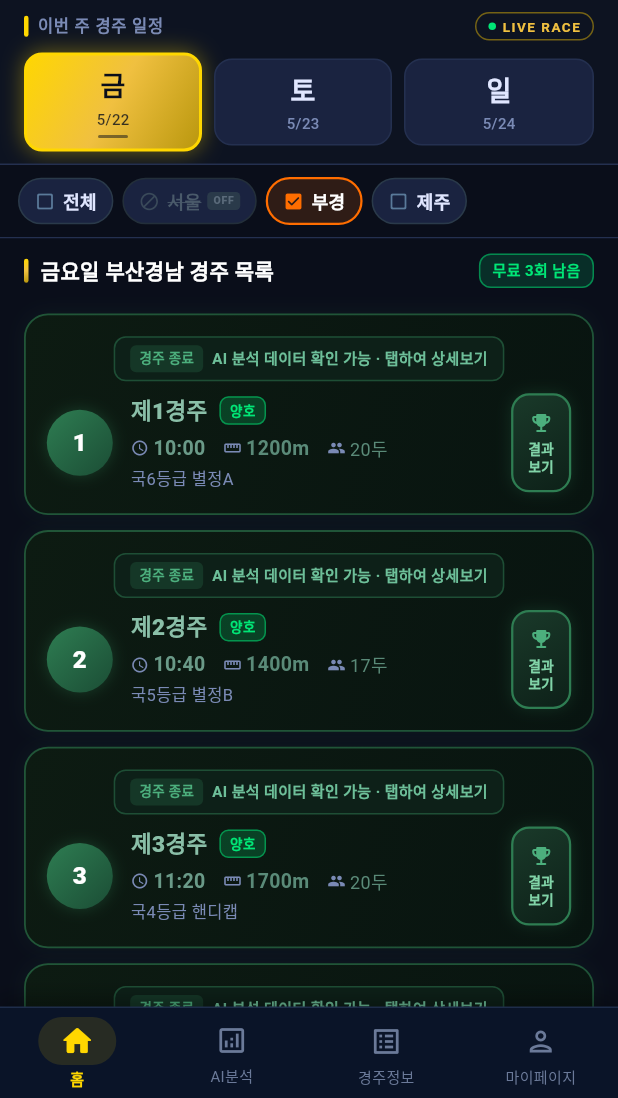
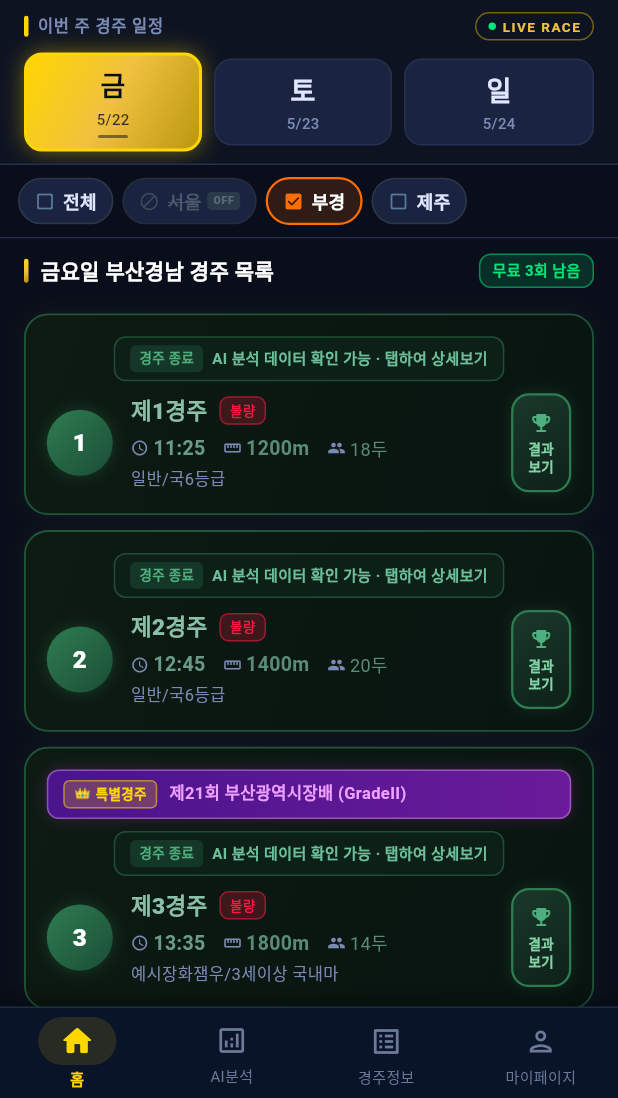
Before and after one commit to kcb8734/race-master-boratalk, a Flutter app: the screen it shows after launch, after a tap on an icon or button, on a phone screen of 412 x 824 dp, the part 138-1236 px from its top. Run offline on Flutter 3.47's test engine with Material 3 defaults, Android fonts, the phone set to English and light mode, and no system bars; our stand-ins replace shared_preferences; network calls fail; Roboto replaces fonts that are missing (Pretendard).

Commit message:
fix: KRA 경주 시간표 실제 데이터로 수정 + 특별경주 UI 구현
## 경주 시간 불일치 원인 해결
- KRA API 전체 HTTP 500 장애 → Mock Fallback 사용 중
- 기존 Mock 시간표가 실제 KRA 공식 시간표와 불일치 → 수정 완료

## kra_mock_service.dart
- 서울(일요일 10경주): 10:35/11:00/12:05/13:10/14:00/14:50/15:40/16:30/17:25/17:55
- 부산경남(일요일 7경주): 11:25/12:45/13:35/14:25/15:15/16:05/16:55
- 제주(금요일 8경주): 11:00~15:40 시간표 수정
- 거리 배열 실제 데이터 반영 (서울: 1200~1400m, 부경: 1200~1800m)
- 조건 배열: 일반/국6~혼3등급으로 KRA 실제 표기 반영
- raceCount: 부경 7경주, 서울 10경주, 제주 8경주로 수정
- _getSpecialRaceData(): 부경 3R 부산광역시장배 Mock 데이터 주입

## race_models.dart
- RaceInfo에 isSpecialRace: bool (기본 false) 필드 추가
- RaceInfo에 specialRaceName: String (기본 '') 필드 추가
- copyWith()에 isSpecialRace, specialRaceName 반영

## kra_api_service.dart
- _parseRaces()에 rcName 필드 파싱 추가
- 특별경주 판단 로직: rcName 비어있지 않음 + '일반' 미포함 + 제N경주 패턴 아님
- _getRaceStartTimeByNo(): 서울/부경 시간표 KRA 공식 시간으로 수정

## race_list_card.dart
- _buildSpecialRaceBanner(): 👑 특별경주 배너 (퍼플 그라디언트, 전체 경주명 표시)
- isSpecial 시: 딥 퍼플 배경/테두리/그림자 스타일 적용
- 경주번호 원형 배지: 특별경주 시 퍼플 계열 그라디언트
- 경주명 텍스트: 특별경주 시 라벤더 색상(0xFFCE93D8) 강조

```diff
--- a/lib/models/race_models.dart
+++ b/lib/models/race_models.dart
@@ -96,6 +96,8 @@
   final bool isFinished;      // 경주 종료 여부
   final bool isUpcoming;      // 마감 임박 여부
   final DateTime? activateTime; // 출전마 공지 후 활성화 예정 시각
+  final bool isSpecialRace;   // 특별경주 여부 (GⅠ/GⅡ/GⅢ/관할배 등)
+  final String specialRaceName; // 특별경주명 (예: '제21회 부산광역시장배')
 
   const RaceInfo({
     required this.raceNo,
@@ -112,6 +114,8 @@
     this.isFinished = false,
     this.isUpcoming = false,
     this.activateTime,
+    this.isSpecialRace = false,
+    this.specialRaceName = '',
   });
 
   /// API26_2 응답 기반으로 출발시간·출전두수 등 동적 갱신용 copyWith
@@ -122,22 +126,26 @@
     bool? isFinished,
     bool? isUpcoming,
     DateTime? activateTime,
+    bool? isSpecialRace,
+    String? specialRaceName,
   }) {
     return RaceInfo(
-      raceNo:         raceNo,
-      raceName:       raceName,
-      startTime:      startTime      ?? this.startTime,
-      distance:       distance,
-      condition:      condition,
-      grade:          grade,
-      venueCode:      venueCode,
-      venueName:      venueName,
-      raceDate:       raceDate,
-      totalHorses:    totalHorses    ?? this.totalHorses,
-      trackCondition: trackCondition ?? this.trackCondition,
-      isFinished:     isFinished     ?? this.isFinished,
-      isUpcoming:     isUpcoming     ?? this.isUpcoming,
-      activateTime:   activateTime   ?? this.activateTime,
+      raceNo:          raceNo,
+      raceName:        raceName,
+      startTime:       startTime       ?? this.startTime,
+      distance:        distance,
+      condition:       condition,
+      grade:           grade,
+      venueCode:       venueCode,
+      venueName:       venueName,
+      raceDate:        raceDate,
+      totalHorses:     totalHorses     ?? this.totalHorses,
+      trackCondition:  trackCondition  ?? this.trackCondition,
+      isFinished:      isFinished      ?? this.isFinished,
+      isUpcoming:      isUpcoming      ?? this.isUpcoming,
+      activateTime:    activateTime    ?? this.activateTime,
+      isSpecialRace:   isSpecialRace   ?? this.isSpecialRace,
+      specialRaceName: specialRaceName ?? this.specialRaceName,
     );
   }
 }
--- a/lib/services/kra_api_service.dart
+++ b/lib/services/kra_api_service.dart
@@ -268,25 +268,27 @@
 }
 
 /// postTime 미제공 시 경주장 + 경주번호 기준 기본 시간 반환
-/// KRA 공식 시작 시간표 기준
+/// KRA 공식 시작 시간표 기준 (2026.05.24 일요일 스크린샷 확인 완료)
 String _getRaceStartTimeByNo(String raceNoStr, String meetCode) {
   final raceNo = int.tryParse(raceNoStr) ?? 1;
-  // 서울(meet=1): KRA 공식 1R=10:35 시작
-  // 부산경남(meet=3): 제1경주 10:00, 이후 40분 간격
-  // 제주(meet=2): 제1경주 10:00, 이후 35~40분 간격
+  // 서울(meet=1): 일요일 10경주 기준 시간표
+  // 부산경남(meet=3): 일요일 7경주 기준 시간표
+  // 제주(meet=2): 금요일 8경주 기준 시간표
   final List<String> times;
   if (meetCode == '3') {
-    // 부산경남
-    times = ['10:00','10:40','11:20','12:00','12:40','13:20',
-             '14:00','14:40','15:20','16:00','16:40'];
+    // 부산경남(일요일) — KRA 2026.05.24 공식 확인
+    // 1R=11:25, 2R=12:45, 3R=13:35, 4R=14:25, 5R=15:15, 6R=16:05, 7R=16:55
+    times = ['11:25','12:45','13:35','14:25','15:15','16:05','16:55'];
   } else if (meetCode == '2') {
-    // 제주 — KRA 공식: 1R=11:00 시작 (이미지2 확인)
+    // 제주(금요일) — KRA 공식 8경주 시간표
     times = ['11:00','11:40','12:20','13:00','13:40','14:20',
              '15:00','15:40'];
   } else {
-    // 서울 — KRA 공식: 1R=10:35, 2R=11:25, 3R=12:10...
-    times = ['10:35','11:25','12:10','12:50','13:30','14:10',
-             '14:50','15:30','16:10','16:50','17:30'];
+    // 서울(일요일) — KRA 2026.05.24 공식 확인
+    // 1R=10:35, 2R=11:00, 3R=12:05, 4R=13:10, 5R=14:00
+    // 6R=14:50, 7R=15:40, 8R=16:30, 9R=17:25, 10R=17:55
+    times = ['10:35','11:00','12:05','13:10','14:00',
+             '14:50','15:40','16:30','17:25','17:55'];
   }
   final idx = (raceNo - 1).clamp(0, times.length - 1);
   return times[idx];
@@ -910,6 +912,18 @@
         final totalHorses   = int.tryParse(item['chulNum']?.toString() ?? '10') ?? 10;
         final meetCode      = _venueToMeet(venueCode);
 
+        // ── 특별경주 판단 (rcName 필드 파싱) ────────────────────
+        // API187 rcName 예: "제21회 부산광역시장배(GradeII)" 또는 "" (일반경주)
+        final rcName = item['rcName']?.toString().trim() ?? '';
+        // 특별경주 판단 기준:
+        //  - rcName 필드가 비어있지 않음
+        //  - "일반" 문자열 미포함 (일반경주 제외)
+        //  - 경주명이 제N경주 패턴이 아님
+        final isSpecialRace = rcName.isNotEmpty &&
+            !rcName.contains('일반') &&
+            !RegExp(r'^제\d+경주$').hasMatch(rcName);
+        final specialRaceName = isSpecialRace ? rcName : '';
+
         bool isFinished = false;
         bool isUpcoming = false;
 
@@ -927,19 +941,21 @@
         }
 
         return RaceInfo(
-          raceNo:         raceNo,
-          raceName:       '제${raceNo}경주',
-          startTime:      startTime,
-          distance:       distance,
-          condition:      condition,
-          grade:          grade,
-          venueCode:      venueCode,
-          venueName:      _meetToVenueName(meetCode),
-          raceDate:       _XmlParser.formatDate(date),
-          totalHorses:    totalHorses,
-          trackCondition: trackCond,
-          isFinished:     isFinished,
-          isUpcoming:     isUpcoming,
+          raceNo:          raceNo,
+          raceName:        isSpecialRace ? rcName : '제${raceNo}경주',
+          startTime:       startTime,
+          distance:        distance,
+          condition:       condition,
+          grade:           grade,
+          venueCode:       venueCode,
+          venueName:       _meetToVenueName(meetCode),
+          raceDate:        _XmlParser.formatDate(date),
+          totalHorses:     totalHorses,
+          trackCondition:  trackCond,
+          isFinished:      isFinished,
+          isUpcoming:      isUpcoming,
+          isSpecialRace:   isSpecialRace,
+          specialRaceName: specialRaceName,
         );
       } catch (_) {
         return null;
--- a/lib/services/kra_mock_service.dart
+++ b/lib/services/kra_mock_service.dart
@@ -73,8 +73,8 @@
             ? '부산경남'
             : '제주';
 
-    // 경주장별 레이스 수
-    final int raceCount = venueCode == '3' ? 8 : 11;
+    // 경주장별 레이스 수 (일요일 기준: 서울10 / 부경7 / 제주8)
+    final int raceCount = venueCode == '3' ? 8 : venueCode == '2' ? 7 : 10;
     final dateStr =
         '${date.year}${date.month.toString().padLeft(2, '0')}${date.day.toString().padLeft(2, '0')}';
 
@@ -134,24 +134,50 @@
         }
       }
 
+      // 특별경주 주입 로직 (부경 3R = 부산광역시장배)
+      final specialData = _getSpecialRaceData(venueCode, raceNo);
+
       result.add(RaceInfo(
         raceNo: raceNo,
-        raceName: '제${raceNo}경주',
+        raceName: specialData != null ? specialData['name']! : '제${raceNo}경주',
         startTime: timeStr,
         distance: distances[i % distances.length],
-        condition: conditions[i % conditions.length],
-        grade: grades[i % grades.length],
+        condition: specialData != null
+            ? specialData['condition']!
+            : conditions[i % conditions.length],
+        grade: specialData != null
+            ? specialData['grade']!
+            : grades[i % grades.length],
         venueCode: venueCode,
         venueName: venueName,
         raceDate: dateStr,
-        totalHorses: 8 + _random.nextInt(13), // 8~20두 (KRA 실제 범위)
+        totalHorses: specialData != null
+            ? 14  // 특별경주는 대체로 14두
+            : 8 + _random.nextInt(13), // 8~20두 (KRA 실제 범위)
         trackCondition: trackCond,
         isFinished: isFinished,
         isUpcoming: isUpcoming,
         activateTime: activateTime,
+        isSpecialRace: specialData != null,
+        specialRaceName: specialData?['specialName'] ?? '',
       ));
     }
     return result;
+  }
+
+  /// 특별경주 데이터 반환 (venueCode + raceNo 조합)
+  /// 부경 3R: 제21회 부산광역시장배 (GradeII 특별경주)
+  static Map<String, String>? _getSpecialRaceData(
+      String venueCode, String raceNo) {
+    if (venueCode == '2' && raceNo == '3') {
+      return {
+        'name': '부산광역시장배',           // 카드 표시용 증첩 명칭
+        'specialName': '제21회 부산광역시장배 (GradeII)', // 전체 명칭
+        'condition': '예시장화잼우/3세이상 국내마', // KRA rcGrdCourse
+        'grade': 'GradeII',                          // KRA 등급
+      };
+    }
+    return null;
   }
 
   /// 경주 날짜(date)를 기준으로 출전마 공지 활성화 예정 일시를 계산한다.
@@ -189,50 +215,67 @@
     return -1;
   }
 
+  /// KRA 공식 시간표 (일요일 기준 — 2026.05.24 스크린샷 확인)
+  /// ⚠️ 요일별 시간표는 KRA 공식 발표 기준으로 주기적 업데이트 필요
   static List<String> _getStartTimes(String venueCode) {
     if (venueCode == '3') {
-      // 제주 (8경주)
-      return ['10:00', '10:30', '11:05', '11:40', '12:15', '12:50', '13:30', '14:10'];
+      // 제주 (8경주) — 금요일 운영 기준
+      return ['11:00', '11:40', '12:20', '13:00', '13:40', '14:20', '15:00', '15:40'];
     } else if (venueCode == '2') {
-      // 부산경남 (11경주)
-      return ['10:00','10:40','11:20','12:00','12:40','13:20','14:00','14:40','15:20','16:00','16:40'];
+      // 부산경남 (7경주, 일요일 기준) — KRA 공식 2026.05.24 확인
+      // 1R=11:25, 2R=12:45, 3R=13:35(특별 부산광역시장배), 4R=14:25, 5R=15:15, 6R=16:05, 7R=16:55
+      return ['11:25', '12:45', '13:35', '14:25', '15:15', '16:05', '16:55'];
     } else {
-      // 서울 (11경주) — KRA 공식 시간표: 1R=10:35, 2R=11:25, 3R=12:10...
-      return ['10:35','11:25','12:10','12:50','13:30','14:10','14:50','15:30','16:10','16:50','17:30'];
+      // 서울 (10경주, 일요일 기준) — KRA 공식 2026.05.24 확인
+      // 1R=10:35, 2R=11:00, 3R=12:05, 4R=13:10, 5R=14:00
+      // 6R=14:50, 7R=15:40, 8R=16:30, 9R=17:25, 10R=17:55
+      return ['10:35', '11:00', '12:05', '13:10', '14:00',
+              '14:50', '15:40', '16:30', '17:25', '17:55'];
     }
   }
 
+  /// KRA 실제 거리 배열 (2026.05.24 스크린샷 확인)
   static List<int> _getDistances(String venueCode) {
-    if (venueCode == '3') return [1000, 1200, 1400, 1700, 1000, 1200, 1400, 1700];
-    return [1200, 1400, 1700, 1800, 2000, 1200, 1400, 1700, 1800, 2000, 1400];
+    if (venueCode == '3') {
+      // 제주: KRA 일반적 거리 구성
+      return [1000, 1200, 1400, 1700, 1000, 1200, 1400, 1700];
+    } else if (venueCode == '2') {
+      // 부산경남 (7경주) — 2026.05.24: 1200/1400/1800/1600/1300/1400/1200
+      return [1200, 1400, 1800, 1600, 1300, 1400, 1200];
+    } else {
+      // 서울 (10경주) — 2026.05.24: 1200/1300/1400/1400/1200/1800/1800/1600/1200/1400
+      return [1200, 1300, 1400, 1400, 1200, 1800, 1800, 1600, 1200, 1400];
+    }
   }
 
+  /// KRA 실제 경주 조건 배열 (2026.05.24 스크린샷 확인)
+  /// 서울: 국6/국6/국6/국5/국5/국5/국4/혼3/혼4/2등급
   static List<String> _getConditions() => [
-        '국6등급 별정A',
-        '국5등급 별정B',
-        '국4등급 핸디캡',
-        '국3등급 별정A',
-        '국2등급 별정A',
-        '국1등급 핸디캡',
-        '암말 한정 별정A',
-        '3세 한정 별정A',
-        '4세 이상 별정B',
-        '국6등급 핸디캡',
-        '특별 별정A',
+        '일반/국6등급',
+        '일반/국6등급',
+        '일반/국6등급',
+        '일반/국5등급',
+        '일반/국5등급',
+        '일반/국5등급',
+        '일반/국4등급',
+        '일반/혼3등급',
+        '일반/혼4등급',
+        '일반/2등급',
+        '일반/국4등급',
       ];
 
   static List<String> _getGrades() => [
         '국6등급',
+        '국6등급',
+        '국6등급',
+        '국5등급',
+        '국5등급',
         '국5등급',
         '국4등급',
-        '국3등급',
-        '국2등급',
-        '국1등급',
-        '암말한정',
-        '3세한정',
-        '4세이상',
-        '국6등급',
-        '특별',
+        '혼3등급',
+        '혼4등급',
+        '2등급',
+        '국4등급',
       ];
 
   // ── 출전마 정보 API26_2 + API8_2 + API25_1 + API77 Mock ──
--- a/lib/widgets/race_list_card.dart
+++ b/lib/widgets/race_list_card.dart
@@ -86,18 +86,25 @@
 
   @override
   Widget build(BuildContext context) {
-    final race      = widget.race;
+    final race       = widget.race;
     final isFinished = race.isFinished;
     final isUpcoming = race.isUpcoming;
     final isPast     = _isRacePast;   // 경주 시간 경과 여부
+    final isSpecial  = race.isSpecialRace; // 특별경주 여부
 
     final hasActivateTime = race.activateTime != null;
 
     return Container(
         margin: const EdgeInsets.symmetric(horizontal: 16, vertical: 5),
         decoration: BoxDecoration(
-          // isFinished: 짙은 그린 배경 + 그린 테두리로 '결과 확인 가능' 표시
-          gradient: isFinished
+          // 특별경주: 딥 퍼플 그라디언트 / isFinished: 짙은 그린 / 일반: 네이비
+          gradient: isSpecial && !isFinished
+              ? const LinearGradient(
+                  colors: [Color(0xFF1A0D2E), Color(0xFF0F0820)],
+                  begin: Alignment.topLeft,
+                  end: Alignment.bottomRight,
+                )
+              : isFinished
                   ? const LinearGradient(
                       colors: [Color(0xFF0D1B12), Color(0xFF081410)],
                       begin: Alignment.topLeft,
@@ -113,14 +120,26 @@
                     ),
           borderRadius: BorderRadius.circular(16),
           border: Border.all(
-            color: isUpcoming
+            color: isSpecial && !isFinished
+                ? const Color(0xFF9C27B0).withValues(alpha: 0.75)
+                : isUpcoming
                     ? AppTheme.goldPrimary.withValues(alpha: 0.8)
                     : isFinished
                         ? const Color(0xFF2E7D52).withValues(alpha: 0.6)
                         : AppTheme.navyBorder,
-            width: isUpcoming ? 1.5 : (isFinished ? 1.2 : 1),
+            width: (isSpecial && !isFinished) ? 1.5
+                : isUpcoming ? 1.5
+                : (isFinished ? 1.2 : 1),
           ),
-          boxShadow: isUpcoming
+          boxShadow: isSpecial && !isFinished
+              ? [
+                  BoxShadow(
+                    color: const Color(0xFF9C27B0).withValues(alpha: 0.20),
+                    blurRadius: 18,
+                    spreadRadius: 2,
+                  )
+                ]
+              : isUpcoming
                   ? [
                       BoxShadow(
                         color: AppTheme.goldPrimary.withValues(alpha: 0.15),
@@ -148,6 +167,9 @@
               padding: const EdgeInsets.all(14),
               child: Column(
                 children: [
+                  // 특별경주 배지 (최상단)
+                  if (isSpecial) _buildSpecialRaceBanner(race.specialRaceName),
+
                   // 마감 임박 배지
                   if (isUpcoming) _buildUpcomingBadge(),
 
@@ -177,8 +199,10 @@
                                 Text(
                                   '제${race.raceNo}경주',
                                   style: TextStyle(
-                                    // isFinished여도 읽기 가능한 밝기 유지
-                                    color: isFinished
+                                    // 특별경주/isFinished 여도 읽기 가능한 밝기 유지
+                                    color: isSpecial && !isFinished
+                                        ? const Color(0xFFCE93D8)
+                                        : isFinished
                                             ? const Color(0xFF8ABFA8)
                                             : AppTheme.textWhite,
                                     fontSize: 15,
@@ -275,6 +299,78 @@
               ),
             ),
           ),
+        ),
+    );
+  }
+
+  // ── 특별경주 배너 (상단 전체 너비 강조 배너) ─────────────────────
+  Widget _buildSpecialRaceBanner(String specialRaceName) {
+    final displayName = specialRaceName.isNotEmpty
+        ? specialRaceName
+        : '특별경주';
+    return Container(
+      width: double.infinity,
+      margin: const EdgeInsets.only(bottom: 8),
+      padding: const EdgeInsets.symmetric(horizontal: 10, vertical: 6),
+      decoration: BoxDecoration(
+        gradient: const LinearGradient(
+          colors: [Color(0xFF4A148C), Color(0xFF6A1B9A)],
+          begin: Alignment.centerLeft,
+          end: Alignment.centerRight,
+        ),
+        borderRadius: BorderRadius.circular(8),
+        border: Border.all(
+          color: const Color(0xFFCE93D8).withValues(alpha: 0.5),
+        ),
+        boxShadow: [
+          BoxShadow(
+            color: const Color(0xFF9C27B0).withValues(alpha: 0.3),
+            blurRadius: 8,
+            spreadRadius: 0,
+          ),
+        ],
+      ),
+      child: Row(
+        children: [
+          // 특별경주 왕관 아이콘
+          Container(
+            padding: const EdgeInsets.symmetric(horizontal: 6, vertical: 2),
+            decoration: BoxDecoration(
+              color: const Color(0xFFFFD700).withValues(alpha: 0.2),
+              borderRadius: BorderRadius.circular(4),
+              border: Border.all(
+                color: const Color(0xFFFFD700).withValues(alpha: 0.5),
+              ),
+            ),
+            child: const Row(
+              mainAxisSize: MainAxisSize.min,
+              children: [
+                Text('👑', style: TextStyle(fontSize: 9)),
+                SizedBox(width: 3),
+                Text(
+                  '특별경주',
+                  style: TextStyle(
+                    color: Color(0xFFFFD700),
+                    fontSize: 9,
+                    fontWeight: FontWeight.w900,
+                  ),
+                ),
+              ],
+            ),
+          ),
+          const SizedBox(width: 8),
+          Expanded(
+            child: Text(
+              displayName,
+              style: const TextStyle(
+                color: Color(0xFFEF9FFF),
+                fontSize: 11,
+                fontWeight: FontWeight.w700,
+              ),
+              overflow: TextOverflow.ellipsis,
+            ),
+          ),
+        ],
       ),
     );
   }
@@ -428,13 +524,20 @@
     );
   }
 
-  // ★ 원형 배지 — 종료 경주는 그린 계열, 진행 경주는 골드 계열
+  // ★ 원형 배지 — 특별경주: 퍼플, 종료: 그린, 진행: 골드
   Widget _buildRaceNumberBadge(String raceNo, bool isFinished) {
+    final isSpecialBadge = widget.race.isSpecialRace;
     return Container(
       width: 44,
       height: 44,
       decoration: BoxDecoration(
-        gradient: isFinished
+        gradient: isSpecialBadge && !isFinished
+            ? const LinearGradient(
+                colors: [Color(0xFF9C27B0), Color(0xFF6A1B9A)],
+                begin: Alignment.topLeft,
+                end: Alignment.bottomRight,
+              )
+            : isFinished
                 ? const LinearGradient(
                     colors: [Color(0xFF2E7D52), Color(0xFF1B4D35)],
                     begin: Alignment.topLeft,
@@ -448,7 +551,9 @@
         shape: BoxShape.circle,
         boxShadow: [
           BoxShadow(
-            color: (isFinished
+            color: (isSpecialBadge && !isFinished
+                    ? const Color(0xFF9C27B0)
+                    : isFinished
                         ? const Color(0xFF2E7D52)
                         : const Color(0xFFD4AF37))
                 .withValues(alpha: 0.35),
```
Lines whose indentation alone changed are shown as unchanged.
